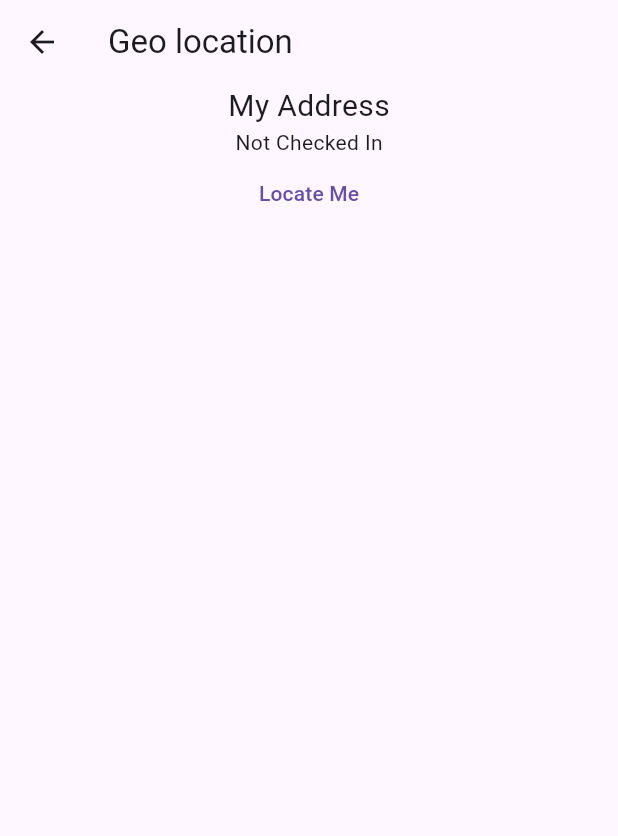
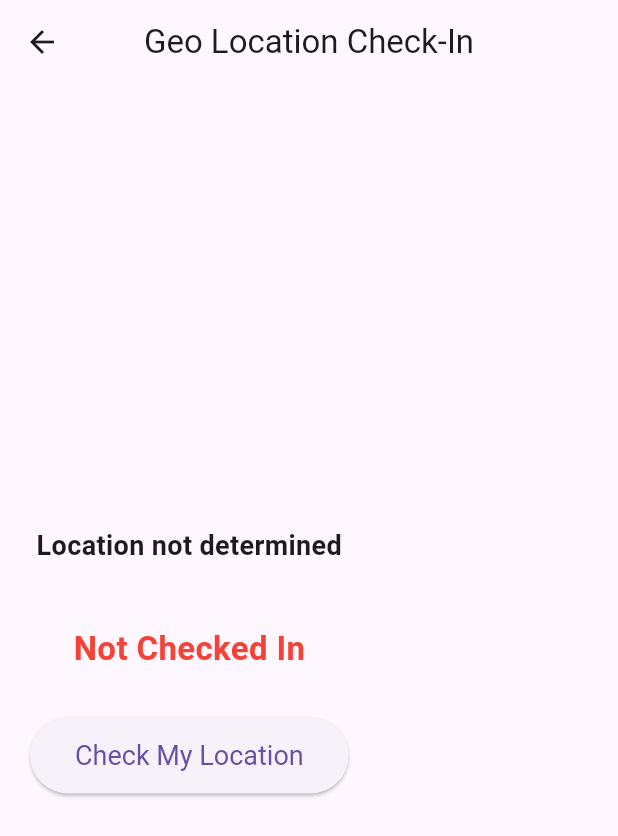
Before and after one commit to Shoto0095/SIH-Project, a Flutter app: the UserHomePage screen opened by its route, after a tap on "Attendance Recorder", on a phone screen of 412 x 824 dp. Shown: the top 836 px of the screen. Run offline on Flutter 3.47's test engine with Material 3 defaults, Android fonts, the phone set to English and light mode, and no system bars; our stand-ins replace fluttertoast, geocoding, geolocator, location.

Commit message:
Check Systeml

```diff
--- /dev/null
+++ b/project/lib/DeviceLocation.dart
@@ -0,0 +1,110 @@
+import 'package:flutter/material.dart';
+import 'package:fluttertoast/fluttertoast.dart';
+import 'package:geocoding/geocoding.dart';
+import 'package:geolocator/geolocator.dart';
+import 'package:location/location.dart' as MyLocation;
+import 'dart:math';
+
+class Geolocation extends StatefulWidget {
+  const Geolocation({super.key});
+
+  @override
+  State<Geolocation> createState() => _GeolocationState();
+}
+
+class _GeolocationState extends State<Geolocation> {
+  String currentAddress = "My Address";
+  Position? currentPosition;
+  bool isCheckedIn = false;
+  final MyLocation.Location _locationService = MyLocation.Location();
+
+  final double checkInLatitude = 28.6338864;
+  final double checkInLongitude = 77.4471286;
+
+  Future<void> _determinePosition() async {
+    bool serviceEnabled;
+    LocationPermission permission;
+
+    serviceEnabled = await Geolocator.isLocationServiceEnabled();
+    if (!serviceEnabled) {
+      Fluttertoast.showToast(msg: "Please turn on location services");
+      return;
+    }
+
+    permission = await Geolocator.checkPermission();
+    if (permission == LocationPermission.denied) {
+      permission = await Geolocator.requestPermission();
+      if (permission == LocationPermission.denied) {
+        Fluttertoast.showToast(msg: "Location permission is denied");
+        return;
+      }
+    }
+
+    if (permission == LocationPermission.deniedForever) {
+      Fluttertoast.showToast(msg: "Location permission is permanently denied");
+      return;
+    }
+
+    try {
+      Position position = await Geolocator.getCurrentPosition(
+        desiredAccuracy: LocationAccuracy.high,
+      );
+
+      List<Placemark> placemarks =
+          await placemarkFromCoordinates(position.latitude, position.longitude);
+      Placemark place = placemarks.first;
+
+      setState(() {
+        currentPosition = position;
+        currentAddress = "${place.locality}, ${place.postalCode}, ${place.country}";
+        isCheckedIn = _checkCheckInStatus(position.latitude, position.longitude);
+      });
+    } catch (e) {
+      print(e);
+    }
+  }
+
+  bool _checkCheckInStatus(double userLatitude, double userLongitude) {
+    const double earthRadius = 6371000.0;
+
+    double latDiff = (userLatitude - checkInLatitude) * (pi / 180);
+    double lngDiff = (userLongitude - checkInLongitude) * (pi / 180);
+
+    double a = sin(latDiff / 2) * sin(latDiff / 2) +
+        cos(checkInLatitude * (pi / 180)) * cos(userLatitude * (pi / 180)) *
+            sin(lngDiff / 2) * sin(lngDiff / 2);
+    double c = 2 * atan2(sqrt(a), sqrt(1 - a));
+
+    double distance = earthRadius * c;
+
+    print("User Latitude: $userLatitude");
+    print("User Longitude: $userLongitude");
+    print("Check-in Latitude: $checkInLatitude");
+    print("Check-in Longitude: $checkInLongitude");
+    print("Calculated distance: $distance meters");
+
+    return distance <= 50;
+  }
+
+  @override
+  Widget build(BuildContext context) {
+    return Scaffold(
+      appBar: AppBar(title: const Text("Geo location")),
+      body: Center(
+        child: Column(children: [
+          Text(currentAddress, style: const TextStyle(fontSize: 20)),
+          if (currentPosition != null)
+            Text("Latitude: ${currentPosition!.latitude}"),
+          if (currentPosition != null)
+            Text("Longitude: ${currentPosition!.longitude}"),
+          Text(isCheckedIn ? "Checked In" : "Not Checked In"),
+          TextButton(
+              onPressed: () {
+                _determinePosition();
+              },
+              child: const Text("Locate Me")),
+        ]),
+      ),
+    );
+  }
+}
--- a/project/lib/Geolocation.dart
+++ b/project/lib/Geolocation.dart
@@ -3,7 +3,7 @@ import 'package:fluttertoast/fluttertoast.dart';
 import 'package:geocoding/geocoding.dart';
 import 'package:geolocator/geolocator.dart';
 import 'package:location/location.dart' as MyLocation;
-import 'dart:math'; // Import the math library
+import 'dart:math';
 
 class Geolocation extends StatefulWidget {
   const Geolocation({super.key});
@@ -13,42 +13,43 @@ class Geolocation extends StatefulWidget {
 }
 
 class _GeolocationState extends State<Geolocation> {
-  String currentAddress = "My Address";
+  String currentAddress = "Location not determined";
   Position? currentPosition;
   bool isCheckedIn = false;
   final MyLocation.Location _locationService = MyLocation.Location();
-
-  // Defined check-in location
   final double checkInLatitude = 28.6338828;
   final double checkInLongitude = 77.4470319;
 
+  @override
+  void initState() {
+    super.initState();
+    _determinePosition();
+  }
+
   Future<void> _determinePosition() async {
-    bool serviceEnabled;
-    LocationPermission permission;
-
-    serviceEnabled = await Geolocator.isLocationServiceEnabled();
+    try {
+      bool serviceEnabled = await Geolocator.isLocationServiceEnabled();
       if (!serviceEnabled) {
         Fluttertoast.showToast(msg: "Please Keep Your location on");
-      return; // Exit the function if location services are not enabled
+        return;
       }
 
-    permission = await Geolocator.checkPermission();
+      LocationPermission permission = await Geolocator.checkPermission();
       if (permission == LocationPermission.denied) {
         permission = await Geolocator.requestPermission();
         if (permission == LocationPermission.denied) {
           Fluttertoast.showToast(msg: "Location permission is denied");
-        return; // Exit the function if permission is denied
+          return;
         }
       }
 
       if (permission == LocationPermission.deniedForever) {
-      Fluttertoast.showToast(msg: "permission is denied forever");
-      return; // Exit the function if permission is denied forever
+        Fluttertoast.showToast(msg: "Permission is denied forever");
+        return;
       }
 
-    try {
       Position position = await Geolocator.getCurrentPosition(
-        desiredAccuracy: LocationAccuracy.high,
+        desiredAccuracy: LocationAccuracy.bestForNavigation,
       );
 
       List<Placemark> placemarks =
@@ -57,45 +58,84 @@ class _GeolocationState extends State<Geolocation> {
 
       setState(() {
         currentPosition = position;
-currentAddress = "${place.locality}, ${place.postalCode}, ${place.country}";        isCheckedIn = _checkCheckInStatus(position.latitude, position.longitude);
+        currentAddress = "${place.locality}, ${place.postalCode}, ${place.country}";
+        isCheckedIn = _checkCheckInStatus(position.latitude, position.longitude);
       });
+
+      print("Current Position: Lat: ${position.latitude}, Lng: ${position.longitude}");
+      print("Distance to check-in location: ${_calculateDistance(position.latitude, position.longitude)} meters");
+      print("Check-in status: ${isCheckedIn ? "Checked In" : "Not Checked In"}");
+
     } catch (e) {
       print(e);
     }
   }
 
-  bool _checkCheckInStatus(double userLatitude, double userLongitude) {
-    const double earthRadius = 6371000.0; // Earth's radius in meters
+  double _calculateDistance(double userLatitude, double userLongitude) {
+    const double earthRadius = 6371000.0;
 
-    double latDiff = (userLatitude - checkInLatitude)*(pi/180);
-    double lngDiff = (userLongitude - checkInLongitude)*(pi/180);
+    double latDiff = (userLatitude - checkInLatitude) * (pi / 180);
+    double lngDiff = (userLongitude - checkInLongitude) * (pi / 180);
 
     double a = sin(latDiff / 2) * sin(latDiff / 2) +
-        cos(userLatitude*(pi/180)) * cos(checkInLatitude*(pi/180)) *
+        cos(userLatitude * (pi / 180)) * cos(checkInLatitude * (pi / 180)) *
             sin(lngDiff / 2) * sin(lngDiff / 2);
     double c = 2 * atan2(sqrt(a), sqrt(1 - a));
 
     double distance = earthRadius * c;
+    return distance;
+  }
 
-    return distance <= 3; // Check if distance is within 50 meters
+  bool _checkCheckInStatus(double userLatitude, double userLongitude) {
+    double distance = _calculateDistance(userLatitude, userLongitude);
+    print("Calculated Distance: $distance meters");
+    return distance <= 50; // Increase the radius to 10 meters for testing
   }
 
   @override
   Widget build(BuildContext context) {
     return Scaffold(
-      appBar: AppBar(title: const Text("Geo location")),
-      body: Center(
-        child: Column(children: [
-          Text(currentAddress, style: const TextStyle(fontSize: 20)),
-          if (currentPosition != null) Text("Latitude: ${currentPosition!.latitude}"),
-          if (currentPosition != null) Text("Longitude: ${currentPosition!.longitude}"),
-          Text(isCheckedIn ? "Checked In" : "Not Checked In"),
-          TextButton(
-              onPressed: () {
-                _determinePosition();
-              },
-              child: const Text("Locate Me"))
-        ]),
+      appBar: AppBar(
+        title: const Text("Geo Location Check-In"),
+        centerTitle: true,
+      ),
+      body: Padding(
+        padding: const EdgeInsets.all(20.0),
+        child: Column(
+          mainAxisAlignment: MainAxisAlignment.center,
+          children: [
+            Text(
+              currentAddress,
+              style: const TextStyle(fontSize: 18, fontWeight: FontWeight.bold),
+              textAlign: TextAlign.center,
+            ),
+            const SizedBox(height: 20),
+            if (currentPosition != null)
+              Text("Latitude: ${currentPosition!.latitude.toStringAsFixed(6)}",
+                  style: const TextStyle(fontSize: 16)),
+            if (currentPosition != null)
+              Text("Longitude: ${currentPosition!.longitude.toStringAsFixed(6)}",
+                  style: const TextStyle(fontSize: 16)),
+            const SizedBox(height: 20),
+            Text(
+              isCheckedIn ? "Checked In" : "Not Checked In",
+              style: TextStyle(
+                  color: isCheckedIn ? Colors.green : Colors.red,
+                  fontSize: 22,
+                  fontWeight: FontWeight.bold),
+            ),
+            const SizedBox(height: 30),
+            ElevatedButton(
+              onPressed: _determinePosition,
+              child: const Text("Check My Location"),
+              style: ElevatedButton.styleFrom(
+                padding: const EdgeInsets.symmetric(
+                    vertical: 15, horizontal: 30),
+                textStyle: const TextStyle(fontSize: 18),
+              ),
+            ),
+          ],
+        ),
       ),
     );
   }
--- a/project/lib/UserHomePage.dart
+++ b/project/lib/UserHomePage.dart
@@ -43,7 +43,7 @@ class UserHomePage extends StatelessWidget {
                   children: [
                     GestureDetector(
                       onTap: () {
-                        Navigator.pushNamed(context, 'Geolocation');
+                        Navigator.pushNamed(context, 'DeviceLocation');
                       },
                       child: Container(
                         width: 150,
--- a/project/lib/main.dart
+++ b/project/lib/main.dart
@@ -16,6 +16,7 @@ void main() {
       'UserHomePage': (context) => const UserHomePage(),
       'Geolocation': (context) => const Geolocation(),
       'summary': (context) => const Summary(),
+      'DeviceLocation': (context) => const Geolocation(),
     },
   ));
 }
```
Lines whose indentation alone changed are shown as unchanged.
